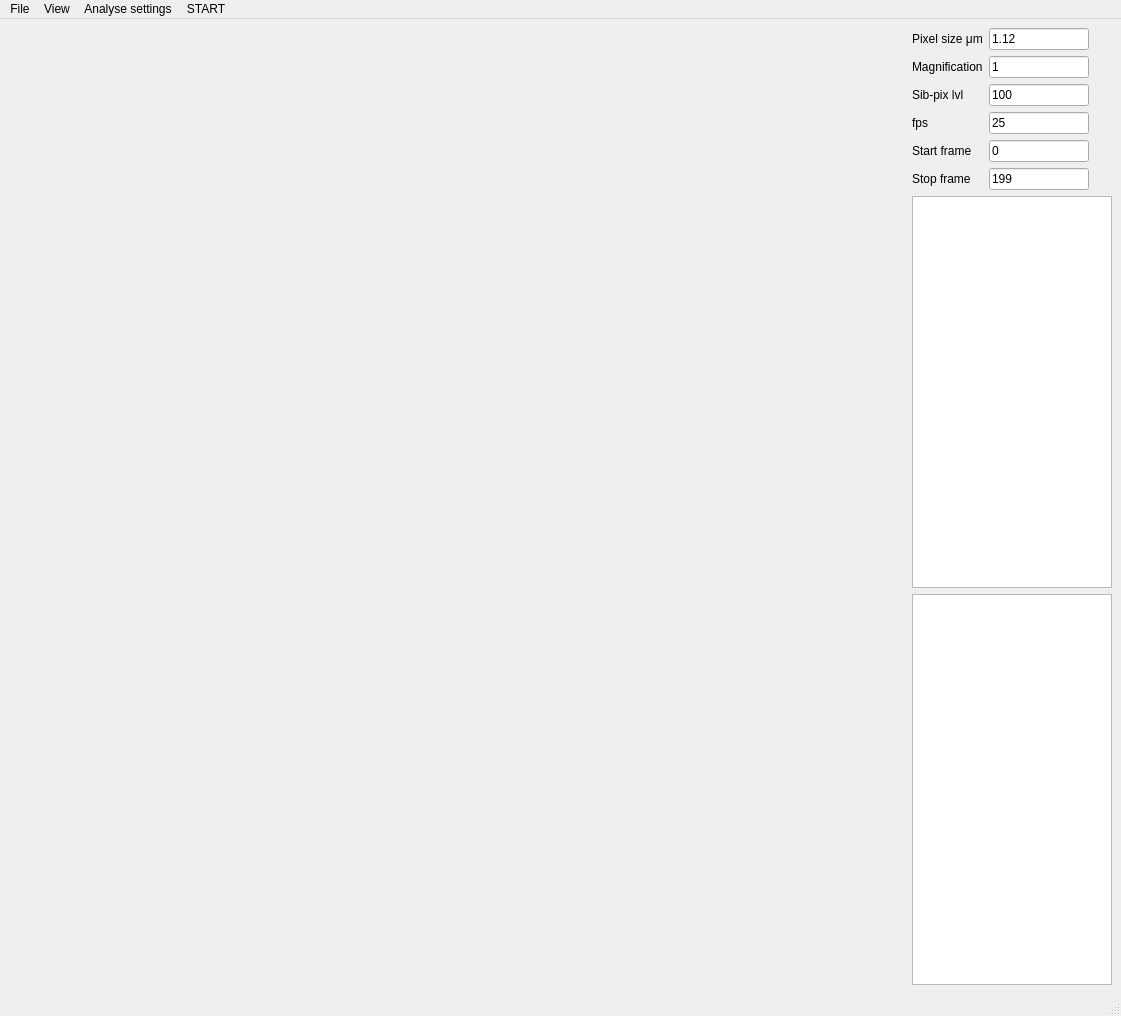
Above: mainMenu.ui from iMhack/NanoMotion before the change. Below: the same form after it.
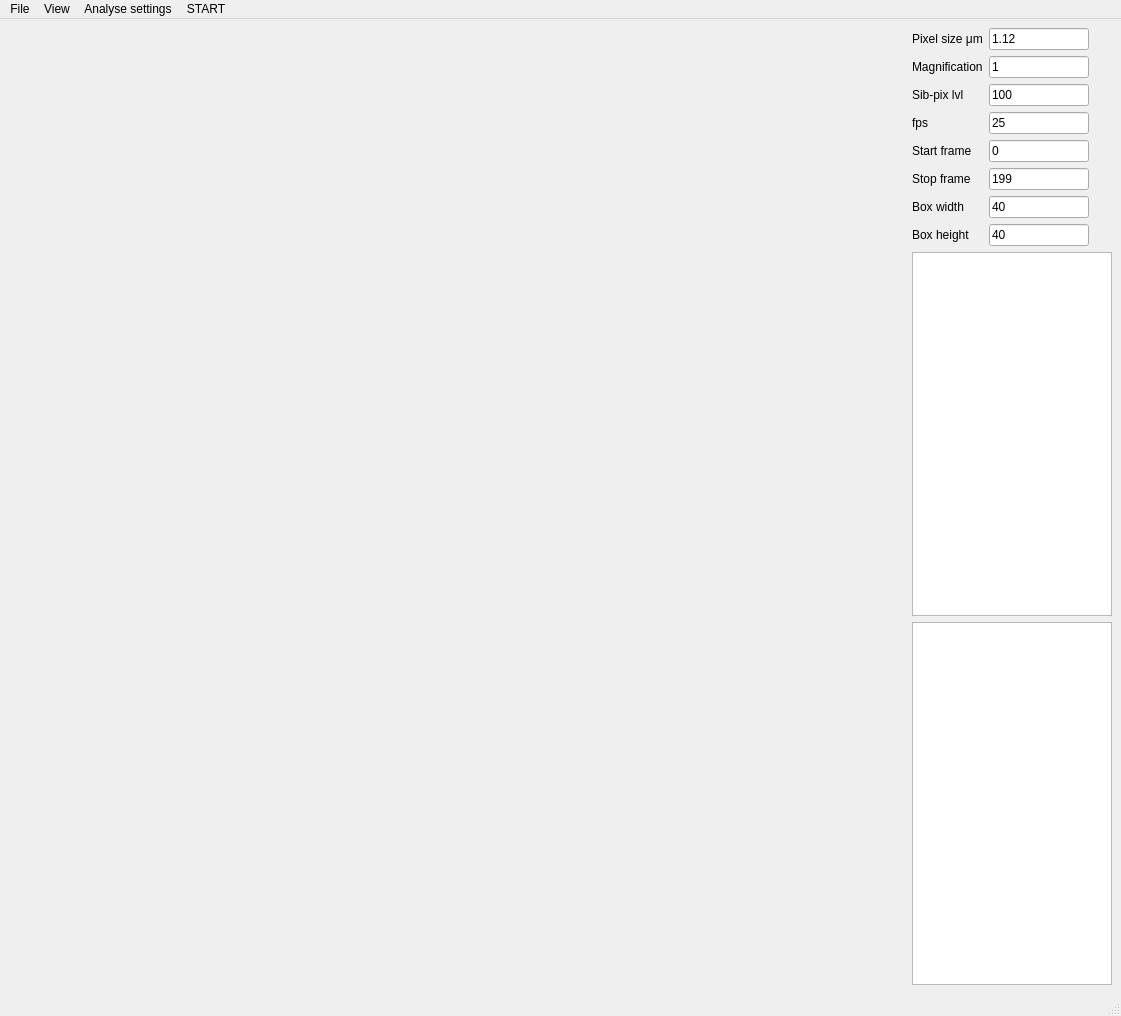
That is the form after the change.

Patch:
```diff
--- a/mainMenu.ui
+++ b/mainMenu.ui
@@ -216,6 +216,58 @@
           </property>
          </widget>
         </item>
+        <item row="7" column="0">
+         <widget class="QLabel" name="label_w">
+          <property name="text">
+           <string>Box width</string>
+          </property>
+         </widget>
+        </item>
+        <item row="7" column="1">
+         <widget class="QLineEdit" name="lineEdit_w">
+          <property name="sizePolicy">
+           <sizepolicy hsizetype="Maximum" vsizetype="Fixed">
+            <horstretch>0</horstretch>
+            <verstretch>0</verstretch>
+           </sizepolicy>
+          </property>
+          <property name="maximumSize">
+           <size>
+            <width>100</width>
+            <height>16777215</height>
+           </size>
+          </property>
+          <property name="text">
+           <string>40</string>
+          </property>
+         </widget>
+        </item>
+        <item row="8" column="0">
+         <widget class="QLabel" name="label_h">
+          <property name="text">
+           <string>Box height</string>
+          </property>
+         </widget>
+        </item>
+        <item row="8" column="1">
+         <widget class="QLineEdit" name="lineEdit_h">
+          <property name="sizePolicy">
+           <sizepolicy hsizetype="Maximum" vsizetype="Fixed">
+            <horstretch>0</horstretch>
+            <verstretch>0</verstretch>
+           </sizepolicy>
+          </property>
+          <property name="maximumSize">
+           <size>
+            <width>100</width>
+            <height>16777215</height>
+           </size>
+          </property>
+          <property name="text">
+           <string>40</string>
+          </property>
+         </widget>
+        </item>
        </layout>
       </item>
       <item>
```
